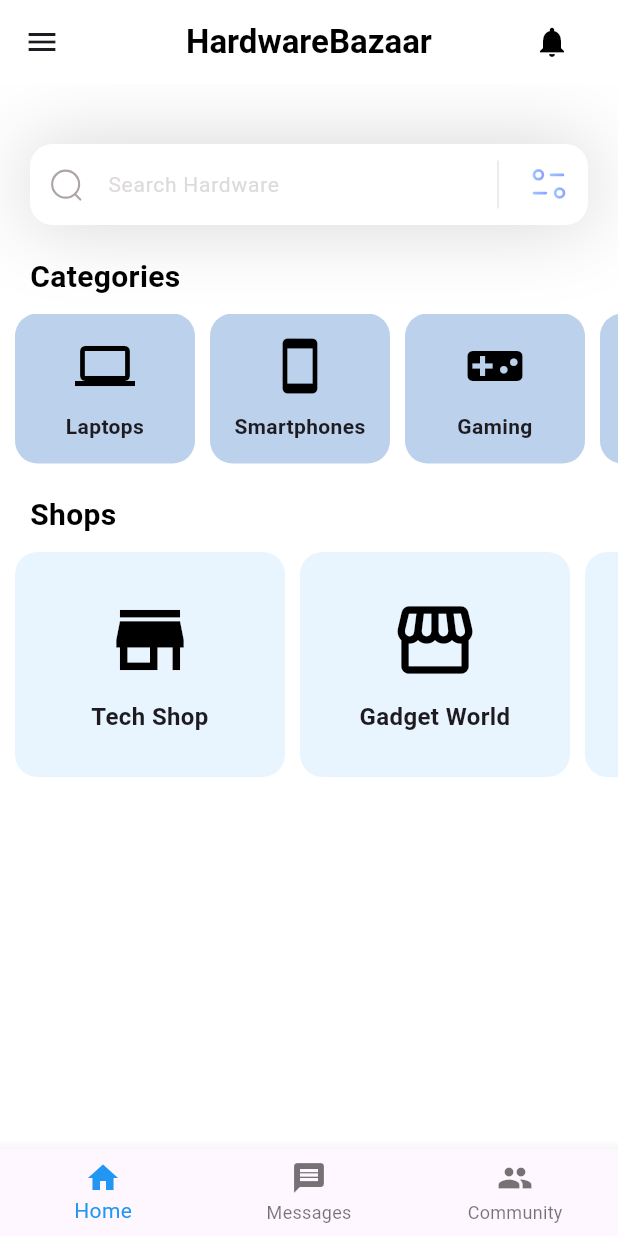
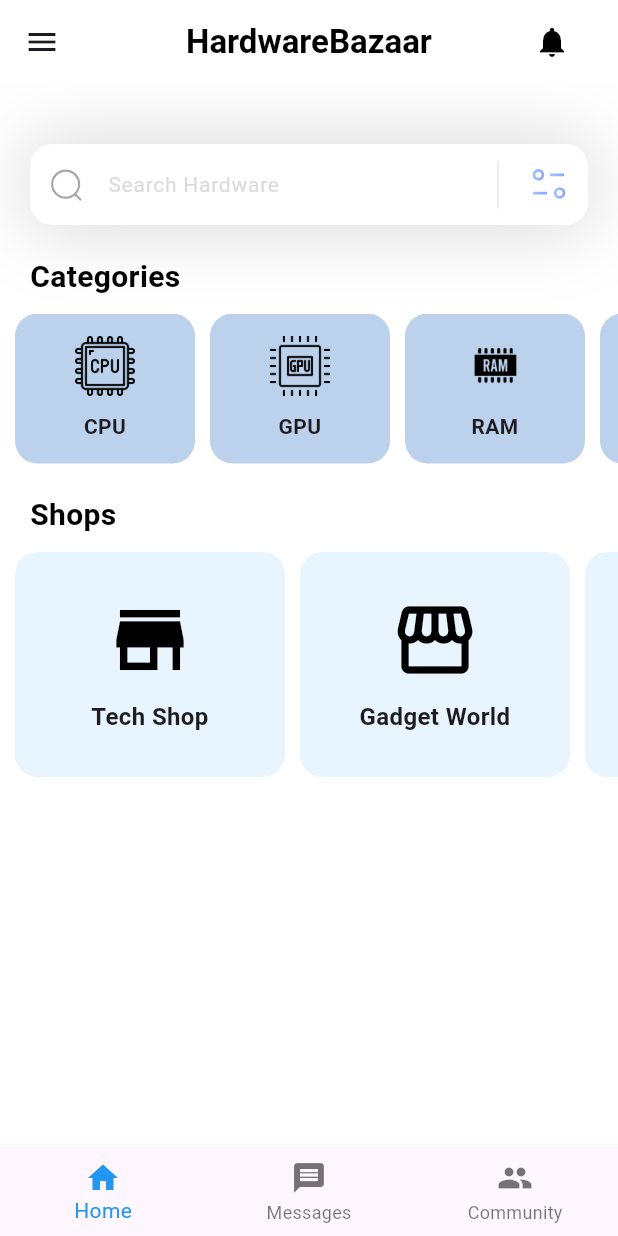
Before and after one commit to amerkobari/SoftwareGProject, a Flutter app: the screen it shows after launch, on a phone screen of 412 x 824 dp. Run offline on Flutter 3.47's test engine with Material 3 defaults, Android fonts, the phone set to English and light mode, and no system bars; our stand-ins replace flutter_svg; Roboto replaces fonts that are missing (Poppins).

Commit message:
2nd day 2w

```diff
--- a/frontend/lib/pages/home.dart
+++ b/frontend/lib/pages/home.dart
@@ -1,7 +1,15 @@
 import 'dart:math';
 import 'package:flutter/material.dart';
 import 'package:flutter_svg/flutter_svg.dart';
-import 'package:untitled/pages/login.dart'; // Make sure to include this import for SVG support
+import 'package:untitled/pages/accessories.dart';
+import 'package:untitled/pages/case.dart';
+import 'package:untitled/pages/cpu.dart';
+import 'package:untitled/pages/gpu.dart';
+import 'package:untitled/pages/hard-disk.dart';
+import 'package:untitled/pages/login.dart';
+import 'package:untitled/pages/monitor.dart';
+import 'package:untitled/pages/motherboard.dart';
+import 'package:untitled/pages/ram.dart'; // Make sure to include this import for SVG support
 
 class HomePage extends StatefulWidget {
   final String username; // Add a username field
@@ -152,11 +160,14 @@ class _HomePageState extends State<HomePage> {
                 child: ListView(
                   scrollDirection: Axis.horizontal,
                   children: [
-                    _categoryCard('Laptops', Icons.laptop),
-                    _categoryCard('Smartphones', Icons.smartphone),
-                    _categoryCard('Gaming', Icons.videogame_asset),
-                    _categoryCard('Accessories', Icons.headset),
-                    _categoryCard('Cameras', Icons.camera_alt),
+                    _categoryCard('CPU', 'assets/icons/cpu.png'),
+                    _categoryCard('GPU', 'assets/icons/gpu.png'),
+                    _categoryCard('RAM', 'assets/icons/ram.png'),
+                    _categoryCard('Hard Disk', 'assets/icons/hard-disk.png'),
+                    _categoryCard('Mother Boards', 'assets/icons/motherboard.png'),
+                    _categoryCard('Case', 'assets/icons/case.png'),
+                    _categoryCard('Monitors', 'assets/icons/monitor.png'),
+                    _categoryCard('Accessories', 'assets/icons/accessorise.png'),
                   ],
                 ),
               ),
@@ -211,7 +222,7 @@ class _HomePageState extends State<HomePage> {
   }
 
   // Helper Function for Category Cards with Random Colors
-  Widget _categoryCard(String categoryName, IconData iconData) {
+  Widget _categoryCard(String categoryName, String imagePath) {
   final random = Random();
   final color = Color.fromRGBO(
     random.nextInt(256),
@@ -220,18 +231,55 @@ class _HomePageState extends State<HomePage> {
     0.3, // Semi-transparent color
   );
 
-    return Container(
+  // Determine custom size for RAM and Accessories
+  double imageSize = (categoryName == 'RAM' ) ? 40 : 40;
+
+  return GestureDetector(
+    onTap: () {
+      // Navigate to the corresponding page
+      Navigator.push(
+        context,
+        MaterialPageRoute(
+          builder: (context) {
+            switch (categoryName) {
+              case 'CPU':
+                return CPUPage();
+              case 'GPU':
+                return GPUPage();
+              case 'RAM':
+                return RAMPage();
+              case 'Hard Disk':
+                return HardDiskPage();
+              case 'Mother Boards':
+                return MotherboardPage();
+              case 'Case':
+                return CasePage();
+              case 'Monitors':
+                return MonitorsPage();
+              case 'Accessories':
+                return AccessoriesPage();
+              default:
+                return HomePage(username: widget.username);
+            }
+          },
+        ),
+      );
+    },
+    child: Container(
       width: 120,
       margin: const EdgeInsets.only(left: 10),
       decoration: BoxDecoration(
         color: color,
         borderRadius: BorderRadius.circular(15),
-        // No shadow applied
       ),
       child: Column(
         mainAxisAlignment: MainAxisAlignment.center,
         children: [
-          Icon(iconData, size: 40, color: Colors.black),
+          Image.asset(
+            imagePath,
+            height: imageSize,
+            width: imageSize,
+          ),
           const SizedBox(height: 10),
           Text(
             categoryName,
@@ -243,8 +291,12 @@ class _HomePageState extends State<HomePage> {
           ),
         ],
       ),
+    ),
   );
 }
+
+
+
 
   // Helper Function for Shop Cards
   // Helper Function for Shop Cards with Bigger Size
```
Also changed, not shown: frontend/lib/pages/accessories.dart (added, +23 -0 lines), frontend/lib/pages/case.dart (added, +23 -0 lines), frontend/lib/pages/cpu.dart (added, +26 -0 lines), frontend/lib/pages/gpu.dart (added, +23 -0 lines), frontend/lib/pages/hard-disk.dart (added, +22 -0 lines), frontend/lib/pages/login.dart (+29 -0 lines), frontend/lib/pages/monitor.dart (added, +22 -0 lines), frontend/lib/pages/motherboard.dart (added, +22 -0 lines), frontend/lib/pages/ram.dart (added, +22 -0 lines), frontend/pubspec.yaml (+12 -0 lines), frontend/assets/icons/accessorise.png (added), frontend/assets/icons/case.png (added), frontend/assets/icons/cpu.png (added), frontend/assets/icons/gpu.png (added), 5 more files. Lines whose indentation alone changed are shown as unchanged.
